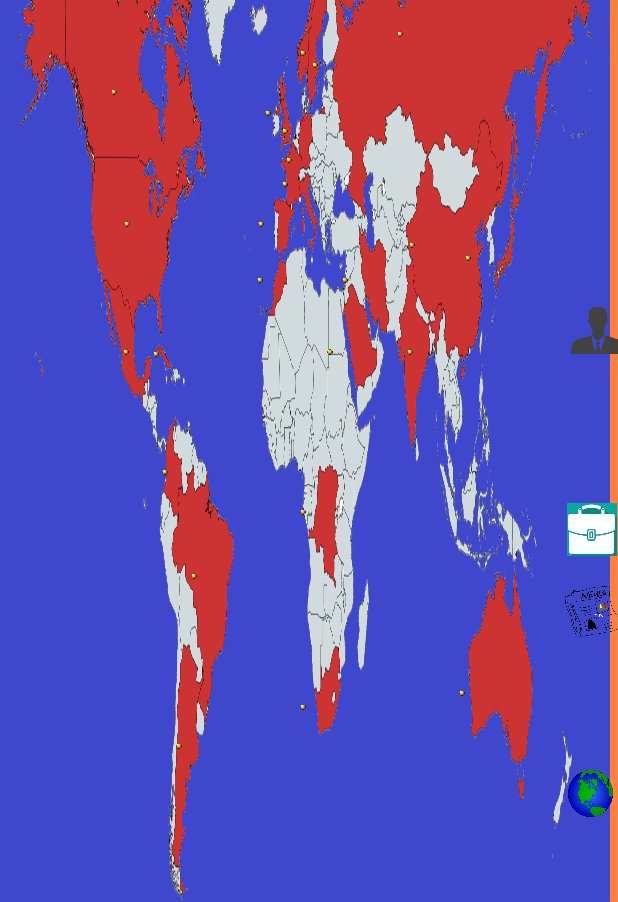
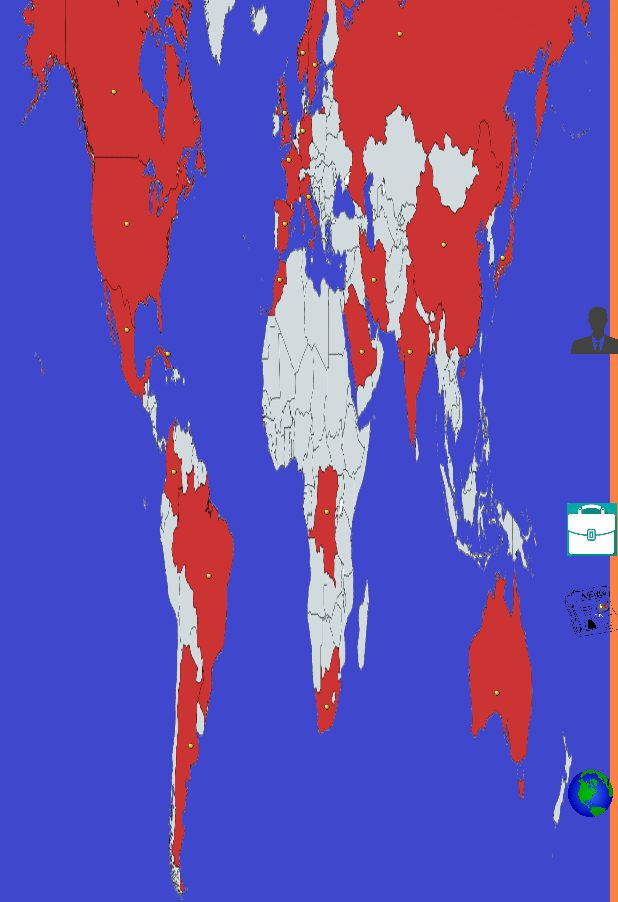
Before and after one commit to N0ot-No0t/BUSINESS_MONEY_WORLD, an Android app: the GameActivity screen opened directly, with no data from a screen before it, after a tap on an icon or button, on a phone screen of 412 x 824 dp. Shown: the part 264-1166 px from the top of the screen. Run offline under Robolectric (Android 15) with nearby library versions, the phone set to English and light mode, and no system bars.

Commit message:
modified activity game

```diff
--- a/app/src/main/res/layout/activity_game.xml
+++ b/app/src/main/res/layout/activity_game.xml
@@ -29,6 +29,7 @@
         android:id="@+id/imgCarte"
         android:layout_width="wrap_content"
         android:layout_height="wrap_content"
+        android:translationZ="-5dp"
         android:background="@drawable/interface_carte"
         app:layout_constraintStart_toStartOf="parent"
         app:layout_constraintTop_toTopOf="parent" />
@@ -145,7 +146,7 @@
         android:scaleType="fitXY"
         app:layout_constraintBottom_toBottomOf="parent"
         app:layout_constraintEnd_toEndOf="parent"
-        app:layout_constraintHorizontal_bias="0.459"
+        app:layout_constraintHorizontal_bias="0.49"
         app:layout_constraintStart_toStartOf="parent"
         app:layout_constraintTop_toTopOf="parent"
         app:layout_constraintVertical_bias="0.315"
@@ -163,7 +164,7 @@
         android:scaleType="fitXY"
         app:layout_constraintBottom_toBottomOf="parent"
         app:layout_constraintEnd_toEndOf="parent"
-        app:layout_constraintHorizontal_bias="0.417"
+        app:layout_constraintHorizontal_bias="0.45"
         app:layout_constraintStart_toStartOf="parent"
         app:layout_constraintTop_toTopOf="parent"
         app:layout_constraintVertical_bias="0.439"
@@ -181,7 +182,7 @@
         android:scaleType="fitXY"
         app:layout_constraintBottom_toBottomOf="parent"
         app:layout_constraintEnd_toEndOf="parent"
-        app:layout_constraintHorizontal_bias="0.419"
+        app:layout_constraintHorizontal_bias="0.46"
         app:layout_constraintStart_toStartOf="parent"
         app:layout_constraintTop_toTopOf="parent"
         app:layout_constraintVertical_bias="0.392"
@@ -199,7 +200,7 @@
         android:scaleType="fitXY"
         app:layout_constraintBottom_toBottomOf="parent"
         app:layout_constraintEnd_toEndOf="parent"
-        app:layout_constraintHorizontal_bias="0.561"
+        app:layout_constraintHorizontal_bias="0.61"
         app:layout_constraintStart_toStartOf="parent"
         app:layout_constraintTop_toTopOf="parent"
         app:layout_constraintVertical_bias="0.439"
@@ -235,7 +236,7 @@
         android:scaleType="fitXY"
         app:layout_constraintBottom_toBottomOf="parent"
         app:layout_constraintEnd_toEndOf="parent"
-        app:layout_constraintHorizontal_bias="0.43"
+        app:layout_constraintHorizontal_bias="0.46"
         app:layout_constraintStart_toStartOf="parent"
         app:layout_constraintTop_toTopOf="parent"
         app:layout_constraintVertical_bias="0.3"
@@ -253,7 +254,7 @@
         android:scaleType="fitXY"
         app:layout_constraintBottom_toBottomOf="parent"
         app:layout_constraintEnd_toEndOf="parent"
-        app:layout_constraintHorizontal_bias="0.255"
+        app:layout_constraintHorizontal_bias="0.27"
         app:layout_constraintStart_toStartOf="parent"
         app:layout_constraintTop_toTopOf="parent"
         app:layout_constraintVertical_bias="0.598"
@@ -271,10 +272,10 @@
         android:scaleType="fitXY"
         app:layout_constraintBottom_toBottomOf="parent"
         app:layout_constraintEnd_toEndOf="parent"
-        app:layout_constraintHorizontal_bias="0.188"
+        app:layout_constraintHorizontal_bias="0.19"
         app:layout_constraintStart_toStartOf="parent"
         app:layout_constraintTop_toTopOf="parent"
-        app:layout_constraintVertical_bias="0.498"
+        app:layout_constraintVertical_bias="0.48000002"
         app:srcCompat="@drawable/marker" />
 
     <ImageButton
@@ -361,7 +362,7 @@
         android:scaleType="fitXY"
         app:layout_constraintBottom_toBottomOf="parent"
         app:layout_constraintEnd_toEndOf="parent"
-        app:layout_constraintHorizontal_bias="0.536"
+        app:layout_constraintHorizontal_bias="0.59"
         app:layout_constraintStart_toStartOf="parent"
         app:layout_constraintTop_toTopOf="parent"
         app:layout_constraintVertical_bias="0.498"
@@ -379,7 +380,7 @@
         android:scaleType="fitXY"
         app:layout_constraintBottom_toBottomOf="parent"
         app:layout_constraintEnd_toEndOf="parent"
-        app:layout_constraintHorizontal_bias="0.24"
+        app:layout_constraintHorizontal_bias="0.26"
         app:layout_constraintStart_toStartOf="parent"
         app:layout_constraintTop_toTopOf="parent"
         app:srcCompat="@drawable/marker" />
@@ -396,7 +397,7 @@
         android:scaleType="fitXY"
         app:layout_constraintBottom_toBottomOf="parent"
         app:layout_constraintEnd_toEndOf="parent"
-        app:layout_constraintHorizontal_bias="0.49"
+        app:layout_constraintHorizontal_bias="0.53"
         app:layout_constraintStart_toStartOf="parent"
         app:layout_constraintTop_toTopOf="parent"
         app:layout_constraintVertical_bias="0.631"
@@ -432,7 +433,7 @@
         android:scaleType="fitXY"
         app:layout_constraintBottom_toBottomOf="parent"
         app:layout_constraintEnd_toEndOf="parent"
-        app:layout_constraintHorizontal_bias="0.279"
+        app:layout_constraintHorizontal_bias="0.3"
         app:layout_constraintStart_toStartOf="parent"
         app:layout_constraintTop_toTopOf="parent"
         app:layout_constraintVertical_bias="0.825"
@@ -450,10 +451,9 @@
         android:scaleType="fitXY"
         app:layout_constraintBottom_toBottomOf="parent"
         app:layout_constraintEnd_toEndOf="parent"
-        app:layout_constraintHorizontal_bias="0.459"
         app:layout_constraintStart_toStartOf="parent"
         app:layout_constraintTop_toTopOf="parent"
-        app:layout_constraintVertical_bias="0.359"
+        app:layout_constraintVertical_bias="0.37"
         app:srcCompat="@drawable/marker" />
 
     <ImageButton
@@ -468,7 +468,7 @@
         android:scaleType="fitXY"
         app:layout_constraintBottom_toBottomOf="parent"
         app:layout_constraintEnd_toEndOf="parent"
-        app:layout_constraintHorizontal_bias="0.305"
+        app:layout_constraintHorizontal_bias="0.33"
         app:layout_constraintStart_toStartOf="parent"
         app:layout_constraintTop_toTopOf="parent"
         app:layout_constraintVertical_bias="0.684"
@@ -486,7 +486,7 @@
         android:scaleType="fitXY"
         app:layout_constraintBottom_toBottomOf="parent"
         app:layout_constraintEnd_toEndOf="parent"
-        app:layout_constraintHorizontal_bias="0.76"
+        app:layout_constraintHorizontal_bias="0.82"
         app:layout_constraintStart_toStartOf="parent"
         app:layout_constraintTop_toTopOf="parent"
         app:layout_constraintVertical_bias="0.781"
@@ -504,7 +504,7 @@
         android:scaleType="fitXY"
         app:layout_constraintBottom_toBottomOf="parent"
         app:layout_constraintEnd_toEndOf="parent"
-        app:layout_constraintHorizontal_bias="0.77"
+        app:layout_constraintHorizontal_bias="0.83"
         app:layout_constraintStart_toStartOf="parent"
         app:layout_constraintTop_toTopOf="parent"
         app:layout_constraintVertical_bias="0.42000002"
@@ -522,7 +522,7 @@
         android:scaleType="fitXY"
         app:layout_constraintBottom_toBottomOf="parent"
         app:layout_constraintEnd_toEndOf="parent"
-        app:layout_constraintHorizontal_bias="0.676"
+        app:layout_constraintHorizontal_bias="0.73"
         app:layout_constraintStart_toStartOf="parent"
         app:layout_constraintTop_toTopOf="parent"
         app:layout_constraintVertical_bias="0.41000003"
@@ -540,7 +540,7 @@
         android:scaleType="fitXY"
         app:layout_constraintBottom_toBottomOf="parent"
         app:layout_constraintEnd_toEndOf="parent"
-        app:layout_constraintHorizontal_bias="0.49"
+        app:layout_constraintHorizontal_bias="0.53"
         app:layout_constraintStart_toStartOf="parent"
         app:layout_constraintTop_toTopOf="parent"
         app:layout_constraintVertical_bias="0.793"
```
